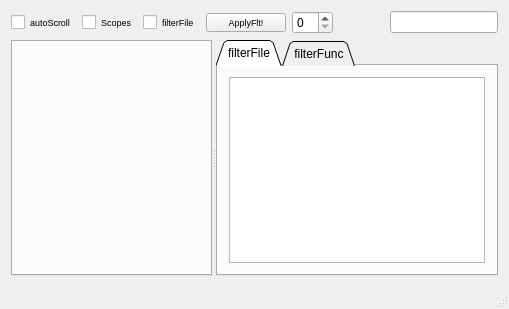
Before: the Qt Designer form trace_server/mainwindow.ui in mojmir-svoboda/DbgToolkit, drawn with Qt 5.
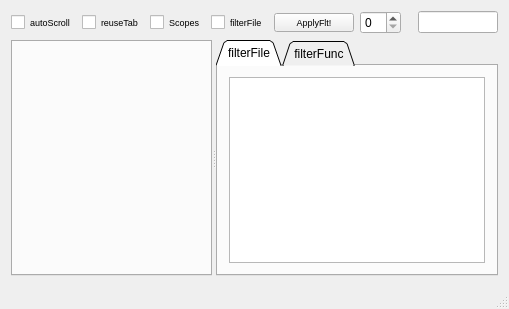
After: the same form once the commit is applied.

Patch:
```diff
--- a/trace_server/mainwindow.ui
+++ b/trace_server/mainwindow.ui
@@ -29,6 +29,18 @@
         </property>
        </widget>
       </item>
+      <item>
+       <widget class="QCheckBox" name="reuseTabCheckBox">
+        <property name="font">
+         <font>
+          <pointsize>7</pointsize>
+         </font>
+        </property>
+        <property name="text">
+         <string>reuseTab</string>
+        </property>
+       </widget>
+      </item>
       <item>
        <widget class="QCheckBox" name="scopesCheckBox">
         <property name="font">
```
